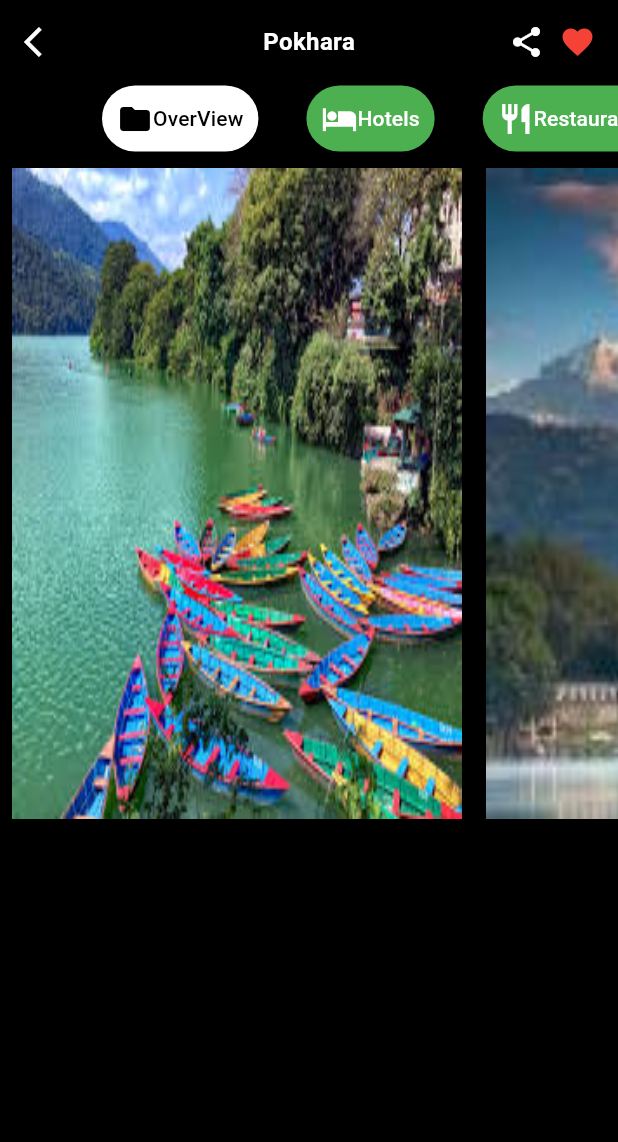
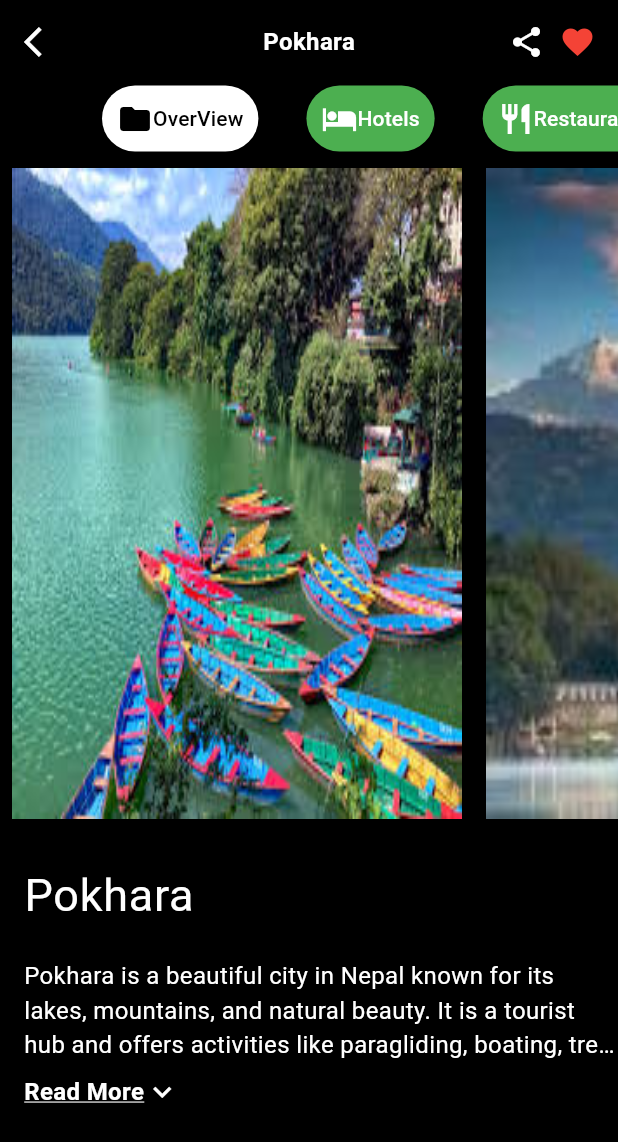
Before and after one commit to JayaramDhungana/first_task, a Flutter app: the screen it shows after launch, on a phone screen of 412 x 824 dp. Shown: the top 1142 px of the screen. Run offline on Flutter 3.47's test engine with Material 3 defaults, Android fonts, the phone set to English and light mode, and no system bars; our stand-ins replace flutter_riverpod.

Commit message:
expandable text feature implemented

```diff
--- /dev/null
+++ b/lib/provider/expandable_text_provider.dart
@@ -0,0 +1,15 @@
+import 'package:flutter/material.dart';
+import 'package:flutter_riverpod/flutter_riverpod.dart';
+
+class ExpandableTextProvider extends ChangeNotifier {
+  bool isExpanded = false;
+
+  void changeExpanded() {
+    isExpanded = !isExpanded;
+    notifyListeners();
+  }
+}
+
+final expandableTextProvider = ChangeNotifierProvider((ref) {
+  return ExpandableTextProvider();
+});
--- a/lib/screens/over_view_screen.dart
+++ b/lib/screens/over_view_screen.dart
@@ -1,3 +1,4 @@
+import 'package:first_task/widgets/expandable_text_widget.dart';
 import 'package:flutter/material.dart';
 
 class OverViewScreen extends StatefulWidget {
@@ -19,7 +20,8 @@ class _OverViewScreenState extends State<OverViewScreen> {
   Widget build(BuildContext context) {
     return Scaffold(
       backgroundColor: Colors.black,
-      body: Column(
+      body: SingleChildScrollView(
+        child: Column(
           children: [
             SizedBox(
               height: 450,
@@ -42,7 +44,28 @@ class _OverViewScreenState extends State<OverViewScreen> {
                 },
               ),
             ),
+            Padding(
+              padding: const EdgeInsets.only(top: 20, left: 16),
+              child: Row(
+                children: [
+                  Text(
+                    "Pokhara",
+                    style: Theme.of(
+                      context,
+                    ).textTheme.bodyLarge!.copyWith(fontSize: 30),
+                  ),
                 ],
+              ),
+            ),
+            Padding(
+              padding: const EdgeInsets.only(top: 20, left: 16),
+              child: ExpandableTextWidget(
+                text:
+                    "Pokhara is a beautiful city in Nepal known for its lakes, mountains, and natural beauty. It is a tourist hub and offers activities like paragliding, boating, trekking, and more. The city is also a gateway to the Annapurna mountain range.",
+              ),
+            ),
+          ],
+        ),
       ),
     );
   }
--- /dev/null
+++ b/lib/widgets/expandable_text_widget.dart
@@ -0,0 +1,76 @@
+// expandable_text.dart
+import 'package:first_task/provider/expandable_text_provider.dart';
+import 'package:flutter/material.dart';
+import 'package:flutter_riverpod/flutter_riverpod.dart';
+// import your provider
+
+class ExpandableTextWidget extends ConsumerWidget {
+  final String text;
+  final int trimLines;
+
+  const ExpandableTextWidget({
+    super.key,
+    required this.text,
+    this.trimLines = 3,
+  });
+
+  @override
+  Widget build(BuildContext context, WidgetRef ref) {
+    final expandProvider = ref.watch(expandableTextProvider);
+    final notifier = ref.read(expandableTextProvider.notifier);
+
+    final textSpan = TextSpan(
+      text: text,
+      style: TextStyle(color: Colors.white, fontSize: 12),
+    );
+
+    return LayoutBuilder(
+      builder: (context, size) {
+        final textPainter = TextPainter(
+          text: textSpan,
+          maxLines: trimLines,
+          textDirection: TextDirection.ltr,
+        )..layout(maxWidth: size.maxWidth);
+
+        final isOverflow = textPainter.didExceedMaxLines;
+
+        return Column(
+          crossAxisAlignment: CrossAxisAlignment.start,
+          children: [
+            Text(
+              text,
+              maxLines: expandProvider.isExpanded ? null : trimLines,
+              overflow:
+                  expandProvider.isExpanded
+                      ? TextOverflow.visible
+                      : TextOverflow.ellipsis,
+              style: TextStyle(color: Colors.white, fontSize: 16),
+            ),
+            if (isOverflow)
+              InkWell(
+                onTap: () => notifier.changeExpanded(),
+                child: Padding(
+                  padding: const EdgeInsets.only(top: 8.0),
+                  child: Row(
+                    children: [
+                      Text(
+                        expandProvider.isExpanded ? "See less" : "Read More",
+                        style: TextStyle(
+                          decoration: TextDecoration.underline,
+                          decorationColor: Colors.white,
+
+                          color: Colors.white,
+                          fontWeight: FontWeight.bold,
+                        ),
+                      ),
+                      Icon(Icons.keyboard_arrow_down, color: Colors.white),
+                    ],
+                  ),
+                ),
+              ),
+          ],
+        );
+      },
+    );
+  }
+}
```
Lines whose indentation alone changed are shown as unchanged.
